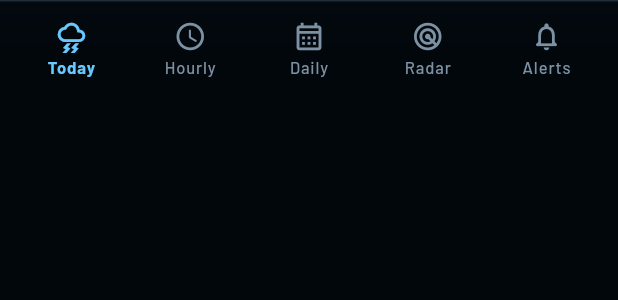
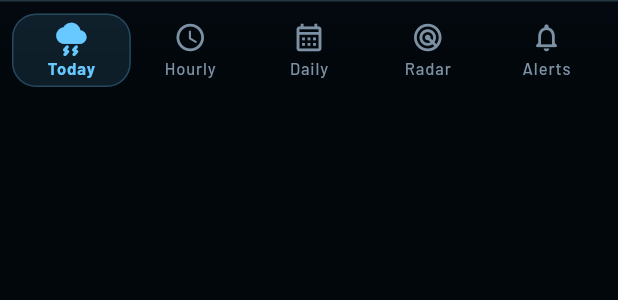
Before and after one commit to ELI3GANT/WEATHER_OS, a Flutter app: the WeatherBottomNavBar widget shown alone on an empty page, opened directly with empty values, on a phone screen of 412 x 824 dp. Shown: the top 300 px of the screen. Run offline on Flutter 3.47's test engine with Material 3 defaults, Android fonts, the phone set to English and light mode, and no system bars; our stand-ins replace geolocator, shared_preferences; accounts and stored records are empty; network calls fail.

Commit message:
UI Motion & Polish: Kinetic animated WeatherGlyphs, fluid bottom nav indicator transitions, and animated thermal spectrum range bars

```diff
--- a/lib/features/weather/widgets/weather_bottom_nav_bar.dart
+++ b/lib/features/weather/widgets/weather_bottom_nav_bar.dart
@@ -22,17 +22,17 @@ class WeatherBottomNavBar extends StatelessWidget {
   Widget build(BuildContext context) {
     return Container(
       decoration: BoxDecoration(
-        color: WeatherPalette.canvasDeep.withValues(alpha: 0.88),
+        color: WeatherPalette.canvasDeep.withValues(alpha: 0.90),
         border: Border(
           top: BorderSide(
-            color: WeatherPalette.lensRim.withValues(alpha: 0.18),
+            color: WeatherPalette.lensRim.withValues(alpha: 0.22),
             width: 1,
           ),
         ),
       ),
       child: ClipRect(
         child: BackdropFilter(
-          filter: ImageFilter.blur(sigmaX: 18, sigmaY: 18),
+          filter: ImageFilter.blur(sigmaX: 20, sigmaY: 20),
           child: SafeArea(
             top: false,
             child: Padding(
@@ -45,6 +45,7 @@ class WeatherBottomNavBar extends StatelessWidget {
                   Expanded(
                     child: _NavItem(
                       icon: Icons.thunderstorm_outlined,
+                      activeIcon: Icons.thunderstorm_rounded,
                       label: 'Today',
                       isSelected: currentTab == WeatherNavTab.today,
                       onTap: () => onTabSelected(WeatherNavTab.today),
@@ -53,6 +54,7 @@ class WeatherBottomNavBar extends StatelessWidget {
                   Expanded(
                     child: _NavItem(
                       icon: Icons.access_time_rounded,
+                      activeIcon: Icons.access_time_filled_rounded,
                       label: 'Hourly',
                       isSelected: currentTab == WeatherNavTab.hourly,
                       onTap: () => onTabSelected(WeatherNavTab.hourly),
@@ -61,6 +63,7 @@ class WeatherBottomNavBar extends StatelessWidget {
                   Expanded(
                     child: _NavItem(
                       icon: Icons.calendar_month_outlined,
+                      activeIcon: Icons.calendar_month_rounded,
                       label: 'Daily',
                       isSelected: currentTab == WeatherNavTab.daily,
                       onTap: () => onTabSelected(WeatherNavTab.daily),
@@ -69,6 +72,7 @@ class WeatherBottomNavBar extends StatelessWidget {
                   Expanded(
                     child: _NavItem(
                       icon: Icons.radar_outlined,
+                      activeIcon: Icons.radar_rounded,
                       label: 'Radar',
                       isSelected: currentTab == WeatherNavTab.radar,
                       onTap: () => onTabSelected(WeatherNavTab.radar),
@@ -77,6 +81,7 @@ class WeatherBottomNavBar extends StatelessWidget {
                   Expanded(
                     child: _NavItem(
                       icon: Icons.notifications_none_rounded,
+                      activeIcon: Icons.notifications_rounded,
                       label: 'Alerts',
                       badgeCount: alertCount > 0 ? alertCount : null,
                       isSelected: currentTab == WeatherNavTab.alerts,
@@ -99,10 +104,12 @@ class _NavItem extends StatelessWidget {
     required this.label,
     required this.isSelected,
     required this.onTap,
+    this.activeIcon,
     this.badgeCount,
   });
 
   final IconData icon;
+  final IconData? activeIcon;
   final String label;
   final bool isSelected;
   final VoidCallback onTap;
@@ -111,19 +118,38 @@ class _NavItem extends StatelessWidget {
   @override
   Widget build(BuildContext context) {
     final activeColor = isSelected ? WeatherPalette.mistBlue : WeatherPalette.textTertiary;
+    final displayedIcon = (isSelected && activeIcon != null) ? activeIcon! : icon;
 
     return InkWell(
       onTap: onTap,
       borderRadius: BorderRadius.circular(WeatherRadii.control),
-      child: Padding(
-        padding: const EdgeInsets.symmetric(vertical: 4),
+      child: AnimatedContainer(
+        duration: const Duration(milliseconds: 220),
+        curve: Curves.easeOutCubic,
+        padding: const EdgeInsets.symmetric(vertical: 4, horizontal: 2),
+        decoration: BoxDecoration(
+          color: isSelected
+              ? WeatherPalette.mistBlue.withValues(alpha: 0.12)
+              : Colors.transparent,
+          borderRadius: BorderRadius.circular(WeatherRadii.control),
+          border: isSelected
+              ? Border.all(
+                  color: WeatherPalette.mistBlue.withValues(alpha: 0.25),
+                  width: 1,
+                )
+              : null,
+        ),
         child: Column(
           mainAxisSize: MainAxisSize.min,
           children: <Widget>[
-            Stack(
+            AnimatedScale(
+              scale: isSelected ? 1.1 : 1.0,
+              duration: const Duration(milliseconds: 220),
+              curve: Curves.easeOutCubic,
+              child: Stack(
                 clipBehavior: Clip.none,
                 children: <Widget>[
-                Icon(icon, size: 22, color: activeColor),
+                  Icon(displayedIcon, size: 22, color: activeColor),
                   if (badgeCount != null && badgeCount! > 0)
                     Positioned(
                       top: -4,
@@ -149,6 +175,7 @@ class _NavItem extends StatelessWidget {
                     ),
                 ],
               ),
+            ),
             const SizedBox(height: 3),
             FittedBox(
               fit: BoxFit.scaleDown,
@@ -156,7 +183,7 @@ class _NavItem extends StatelessWidget {
                 label,
                 style: WeatherType.label.copyWith(
                   fontSize: 11,
-                  fontWeight: isSelected ? FontWeight.w700 : FontWeight.w500,
+                  fontWeight: isSelected ? FontWeight.w800 : FontWeight.w500,
                   color: activeColor,
                 ),
               ),
```
Also changed, not shown: lib/features/weather/widgets/weather_glyph.dart (+122 -30 lines), lib/features/weather/widgets/weather_weekly_outlook_card.dart (+6 -2 lines). Lines whose indentation alone changed are shown as unchanged.
